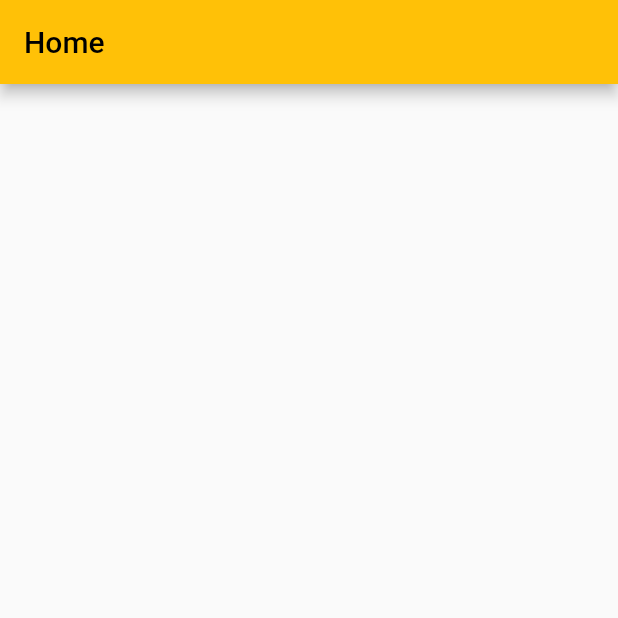
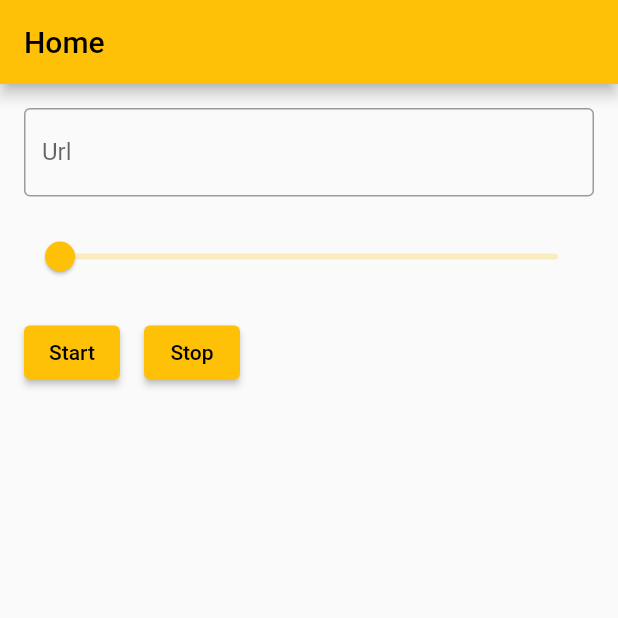
Before and after one commit to CORDEA/flutter_redux_demo, a Flutter app: the screen it shows after launch, on a phone screen of 412 x 824 dp, the top half of it. Run offline on Flutter 3.47's test engine with Material 2 defaults, Android fonts, the phone set to English and light mode, and no system bars; our stand-ins replace flutter_redux, redux.

Commit message:
update layout

```diff
--- a/lib/home.dart
+++ b/lib/home.dart
@@ -7,7 +7,35 @@ class Home extends StatelessWidget {
   Widget build(BuildContext context) {
     return Scaffold(
       appBar: AppBar(title: const Text('Home')),
-      body: const Center(),
+      body: Padding(
+        padding: const EdgeInsets.all(16),
+        child: Column(
+          children: [
+            const TextField(
+              decoration: InputDecoration(
+                border: OutlineInputBorder(),
+                label: Text('Url'),
+              ),
+            ),
+            const SizedBox(height: 16),
+            Slider.adaptive(value: 0, onChanged: (_) {}),
+            const SizedBox(height: 16),
+            Row(
+              children: [
+                ElevatedButton(
+                  onPressed: () {},
+                  child: const Text('Start'),
+                ),
+                const SizedBox(width: 16),
+                ElevatedButton(
+                  onPressed: () {},
+                  child: const Text('Stop'),
+                ),
+              ],
+            ),
+          ],
+        ),
+      ),
     );
   }
 }
```
